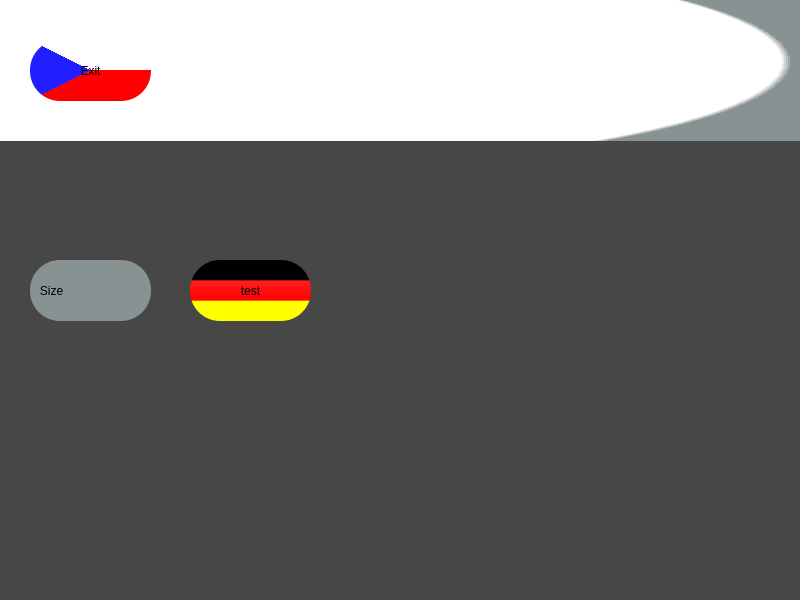
Qt form window-settings.ui (artimkaf/school_project) before a commit.
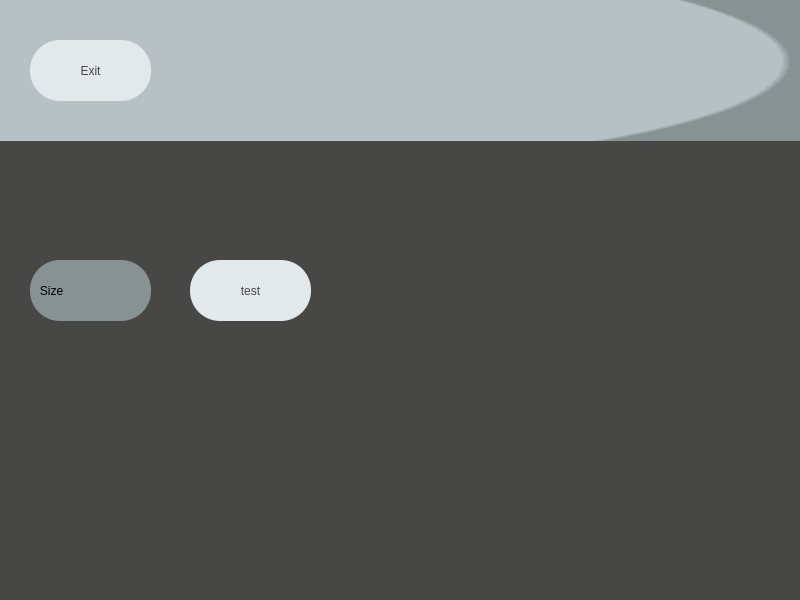
The same form after that commit.

Commit message: added play window

Diff of the .ui file:
```diff
--- a/window-settings.ui
+++ b/window-settings.ui
@@ -27,7 +27,7 @@
      </rect>
     </property>
     <property name="styleSheet">
-     <string notr="true">background-color: qradialgradient(spread:pad, cx:0.483, cy:0.926, radius:2, fx:0, fy:0.119, stop:0.393035 rgba(255, 255, 255, 255), stop:0.39801 rgba(136, 146, 147, 255));</string>
+     <string notr="true">background-color: qradialgradient(spread:pad, cx:0.483, cy:0.926, radius:2, fx:0, fy:0.119, stop:0.393035 rgba(183, 193, 195, 255), stop:0.39801 rgba(136, 146, 147, 255));</string>
     </property>
     <widget class="QPushButton" name="exitmenubtn">
      <property name="geometry">
@@ -40,8 +40,9 @@
      </property>
      <property name="styleSheet">
       <string notr="true">border-radius:30px;
-background-color: qconicalgradient(cx:0.5, cy:0.5, angle:0, stop:0 rgba(255, 255, 255, 255), stop:0.373979 rgba(255, 255, 255, 255), stop:0.373991 rgba(33, 30, 255, 255), stop:0.624018 rgba(33, 30, 255, 255), stop:0.624043 rgba(255, 0, 0, 255), stop:1 rgba(255, 0, 0, 255));
-font: 20pt &quot;MS Shell Dlg 2&quot;;</string>
+font: 20pt &quot;MS Shell Dlg 2&quot;;
+color: rgb(71, 71, 69);
+background-color: rgb(227, 232, 235);</string>
      </property>
      <property name="text">
       <string>Exit</string>
@@ -59,8 +60,9 @@
     </property>
     <property name="styleSheet">
      <string notr="true">border-radius:30px;
-background-color: qlineargradient(spread:pad, x1:0, y1:0, x2:0, y2:1, stop:0 rgba(0, 0, 0, 255), stop:0.33 rgba(0, 0, 0, 255), stop:0.34 rgba(255, 30, 30, 255), stop:0.66 rgba(255, 0, 0, 255), stop:0.67 rgba(255, 255, 0, 255), stop:1 rgba(255, 255, 0, 255));
-font: 20pt &quot;MS Shell Dlg 2&quot;;</string>
+font: 20pt &quot;MS Shell Dlg 2&quot;;
+color: rgb(71, 71, 69);
+background-color: rgb(227, 232, 235);</string>
     </property>
     <property name="text">
      <string>test</string>
```
Left out of the diff: 2 changed lines with no effect on the pictures. The commit also changes 7 other files.
